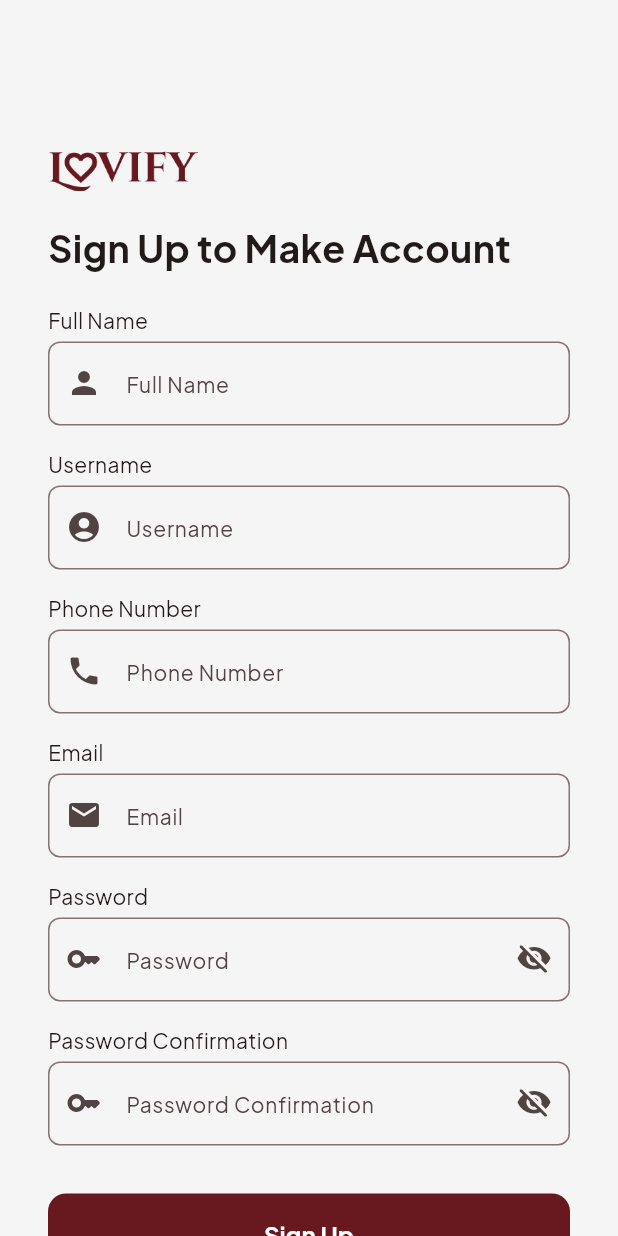
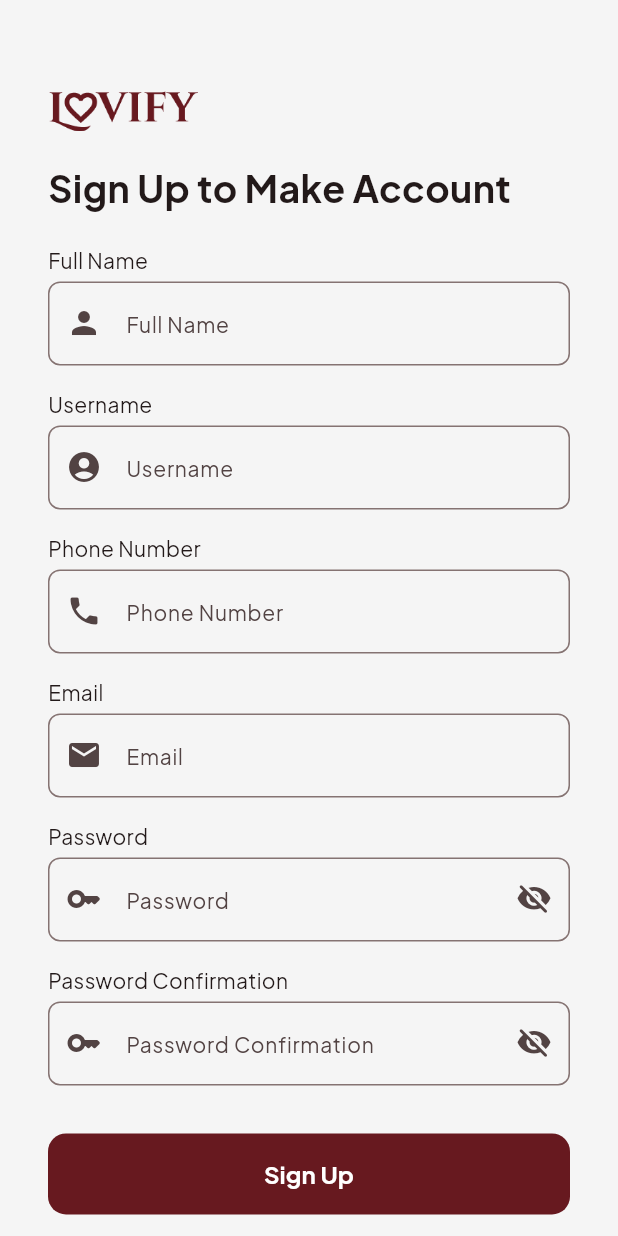
Before and after one commit to RPL-Produksi/lovify-project-android, a Flutter app: the RegisterPage screen opened by its route, on a phone screen of 412 x 824 dp. Run offline on Flutter 3.47's test engine with Material 3 defaults, Android fonts, the phone set to English and light mode, and no system bars; our stand-ins replace carousel_slider, dio, email_validator, equatable, flutter_bloc, flutter_secure_storage and 4 more; missing offline and left inert: phone_numbers_parser; accounts and stored records are empty.

```diff
--- a/lib/ui/pages/auth/login/login_form.dart
+++ b/lib/ui/pages/auth/login/login_form.dart
@@ -17,8 +17,6 @@ class LoginForm extends StatefulWidget {
 class _LoginFormState extends State<LoginForm> {
   String? _emailError;
   String? _passwordError;
-
-  // bool _isLoading = false;
 
   final TextEditingController _emailController = TextEditingController();
   final TextEditingController _passwordController = TextEditingController();
@@ -212,7 +210,7 @@ class _LoginFormState extends State<LoginForm> {
                         ),
                       ),
                     ),
-                  )
+                  ),
                 ],
               )
             ],
--- a/lib/ui/pages/auth/register/register_page.dart
+++ b/lib/ui/pages/auth/register/register_page.dart
@@ -1,6 +1,5 @@
 import 'package:flutter/material.dart';
 import 'package:google_fonts/google_fonts.dart';
-import 'package:keyboard_avoider/keyboard_avoider.dart';
 import 'package:lovify_android/ui/pages/auth/register/register_form.dart';
 
 class RegisterPage extends StatefulWidget {
@@ -14,19 +13,19 @@ class _RegisterPageState extends State<RegisterPage> {
   @override
   Widget build(BuildContext context) {
     return Scaffold(
-      body: KeyboardAvoider(
-        autoScroll: true,
-        child: Padding(
+      body: Padding(
         padding: const EdgeInsets.symmetric(horizontal: 32),
-          child: Column(
-            crossAxisAlignment: CrossAxisAlignment.start,
+        child: ListView(
           children: [
             SizedBox(
-                height: 100,
+              height: 60,
             ),
-              Image.asset(
+            Align(
+              alignment: Alignment.centerLeft,
+              child: Image.asset(
                 "assets/images/lovify-logo.png",
                 width: 100,
+              ),
             ),
             SizedBox(
               height: 20,
@@ -50,7 +49,6 @@ class _RegisterPageState extends State<RegisterPage> {
           ],
         ),
       ),
-      ),
     );
   }
 }
```
Also changed, not shown: lib/ui/pages/auth/register/register_form.dart (+27 -3 lines). Lines whose indentation alone changed are shown as unchanged.
